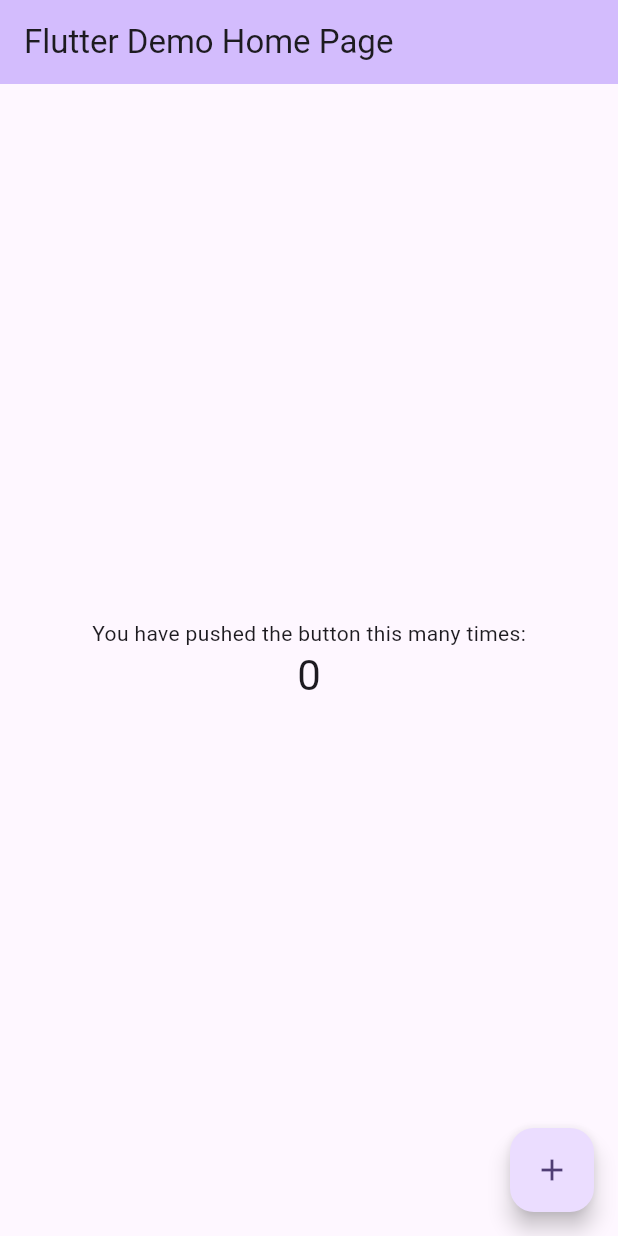
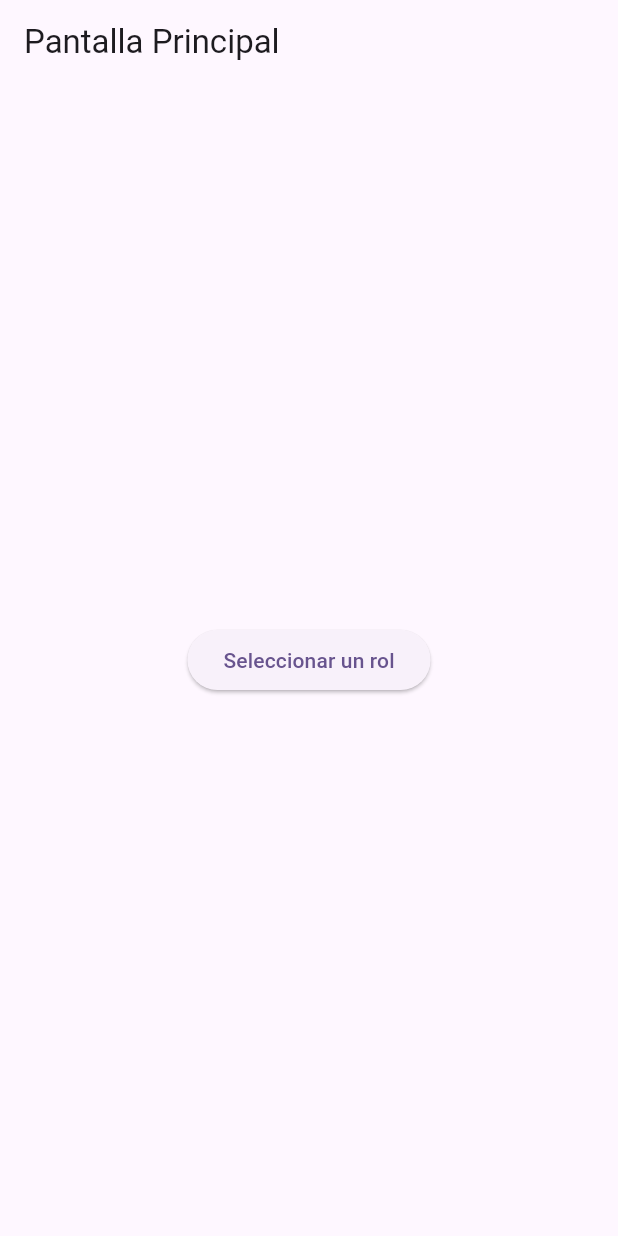
Before and after one commit to jorchrbc/marketplace, a Flutter app: the screen it shows after launch, on a phone screen of 412 x 824 dp. Run offline on Flutter 3.47's test engine with Material 3 defaults, Android fonts, the phone set to English and light mode, and no system bars; our stand-ins replace go_router.

```diff
--- a/lib/presentation/screens/home.dart
+++ b/lib/presentation/screens/home.dart
@@ -1,4 +1,5 @@
 import 'package:flutter/material.dart';
+import 'package:marketplace/presentation/widgets/register/roledialog.dart';
 
 class MyHomePage extends StatefulWidget {
   const MyHomePage({super.key, required this.title});
@@ -10,38 +11,31 @@ class MyHomePage extends StatefulWidget {
 }
 
 class _MyHomePageState extends State<MyHomePage> {
-  int _counter = 0;
-
-  void _incrementCounter() {
-    setState(() {
-      _counter++;
-    });
-  }
 
   @override
   Widget build(BuildContext context) {
     return Scaffold(
-      appBar: AppBar(
-        backgroundColor: Theme.of(context).colorScheme.inversePrimary,
-        title: Text(widget.title),
-      ),
+      appBar: AppBar(title: const Text("Pantalla Principal")),
       body: Center(
-        child: Column(
-          mainAxisAlignment: MainAxisAlignment.center,
-          children: <Widget>[
-            const Text('You have pushed the button this many times:'),
-            Text(
-              '$_counter',
-              style: Theme.of(context).textTheme.headlineMedium,
-            ),
-          ],
+        child: ElevatedButton(
+          onPressed: () async {
+            final result = await showRadioOptionDialog(
+              context: context,
+              title: "Selecciona un rol",
+              option1: "Comprador",
+              option2: "Vendedor",
+            );
+
+            if (result != null) {
+              ScaffoldMessenger.of(context).showSnackBar(
+                SnackBar(content: Text("Elegiste: $result")),
+              );
+            }
+          },
+          child: const Text("Seleccionar un rol"),
         ),
       ),
-      floatingActionButton: FloatingActionButton(
-        onPressed: _incrementCounter,
-        tooltip: 'Increment',
-        child: const Icon(Icons.add),
-      ),
     );
+
   }
 }
```
Also changed, not shown: lib/presentation/widgets/register/roledialog.dart (+59 -0 lines).
